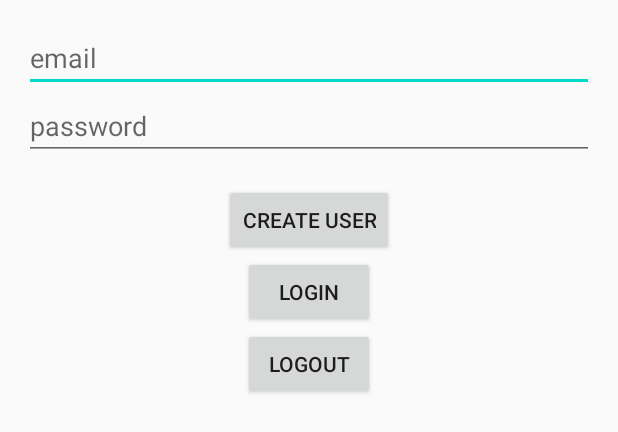
After one commit to edu1345dev/TMDB, an Android app: the layout activity_firebase_login.xml on its own in the app's theme, with its tools: preview values and no code run, on a phone screen of 412 x 824 dp. The commit adds this screen. Shown: the top 432 px of the screen. Run offline under Robolectric (Android 15) with nearby library versions, the phone set to English and light mode, and no system bars.

Commit message:
firebase auth login

```diff
--- a/app/src/main/AndroidManifest.xml
+++ b/app/src/main/AndroidManifest.xml
@@ -20,6 +20,9 @@
 
         </activity>
         <activity android:name=".view.FacebookLoginActivity">
+
+        </activity>
+        <activity android:name=".view.FirebaseLoginActivity">
             <intent-filter>
                 <action android:name="android.intent.action.MAIN" />
 
--- /dev/null
+++ b/app/src/main/res/layout/activity_firebase_login.xml
@@ -0,0 +1,65 @@
+<?xml version="1.0" encoding="utf-8"?>
+<androidx.constraintlayout.widget.ConstraintLayout xmlns:android="http://schemas.android.com/apk/res/android"
+    xmlns:app="http://schemas.android.com/apk/res-auto"
+    android:layout_width="match_parent"
+    android:layout_height="match_parent"
+    android:layout_margin="16dp">
+
+    <EditText
+        android:id="@+id/email"
+        android:layout_width="match_parent"
+        android:layout_height="wrap_content"
+        android:hint="email"
+        app:layout_constraintEnd_toEndOf="parent"
+        app:layout_constraintStart_toStartOf="parent"
+        app:layout_constraintTop_toTopOf="parent" />
+
+    <EditText
+        android:id="@+id/pass"
+        android:layout_width="match_parent"
+        android:layout_height="wrap_content"
+        android:hint="password"
+        app:layout_constraintEnd_toEndOf="parent"
+        app:layout_constraintStart_toStartOf="parent"
+        app:layout_constraintTop_toBottomOf="@id/email" />
+
+    <Button
+        android:id="@+id/bt_create"
+        android:layout_width="wrap_content"
+        android:layout_height="wrap_content"
+        android:layout_marginTop="16dp"
+        android:onClick="createUser"
+        android:text="create user"
+        app:layout_constraintEnd_toEndOf="parent"
+        app:layout_constraintStart_toStartOf="parent"
+        app:layout_constraintTop_toBottomOf="@id/pass" />
+
+    <Button
+        android:id="@+id/bt_login"
+        android:layout_width="wrap_content"
+        android:layout_height="wrap_content"
+        android:onClick="signin"
+        android:text="login"
+        app:layout_constraintEnd_toEndOf="parent"
+        app:layout_constraintStart_toStartOf="parent"
+        app:layout_constraintTop_toBottomOf="@id/bt_create" />
+
+    <Button
+        android:id="@+id/bt_logout"
+        android:layout_width="wrap_content"
+        android:layout_height="wrap_content"
+        android:onClick="signout"
+        android:text="logout"
+        app:layout_constraintEnd_toEndOf="parent"
+        app:layout_constraintStart_toStartOf="parent"
+        app:layout_constraintTop_toBottomOf="@id/bt_login" />
+
+    <TextView
+        android:id="@+id/emailTv"
+        android:layout_width="wrap_content"
+        android:layout_height="wrap_content"
+        android:layout_marginTop="16dp"
+        app:layout_constraintEnd_toEndOf="parent"
+        app:layout_constraintStart_toStartOf="parent"
+        app:layout_constraintTop_toBottomOf="@id/bt_logout" />
+</androidx.constraintlayout.widget.ConstraintLayout>
--- a/app/src/main/res/values/strings.xml
+++ b/app/src/main/res/values/strings.xml
@@ -1,5 +1,5 @@
 <resources>
     <string name="app_name">TMDB</string>
-    <string name="facebook_app_id">"sua chave facebook aqui"</string>
-    <string name="fb_login_protocol_scheme">sua chave facebook aqui</string>
+    <string name="facebook_app_id">166216528718807</string>
+    <string name="fb_login_protocol_scheme">fb166216528718807</string>
 </resources>
```
Also changed, not shown: app/build.gradle (+51 -0 lines), app/src/main/java/com/example/movies/view/FirebaseLoginActivity.kt (added, +75 -0 lines), 1 other file.
